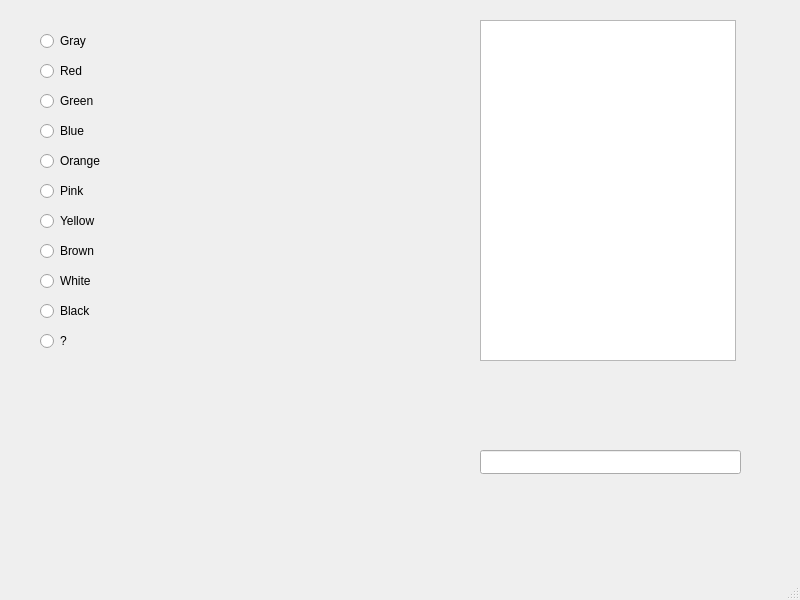
Qt form GUI/mainwindow.ui (ProtVlad/ProjectModernCpp) before a commit.
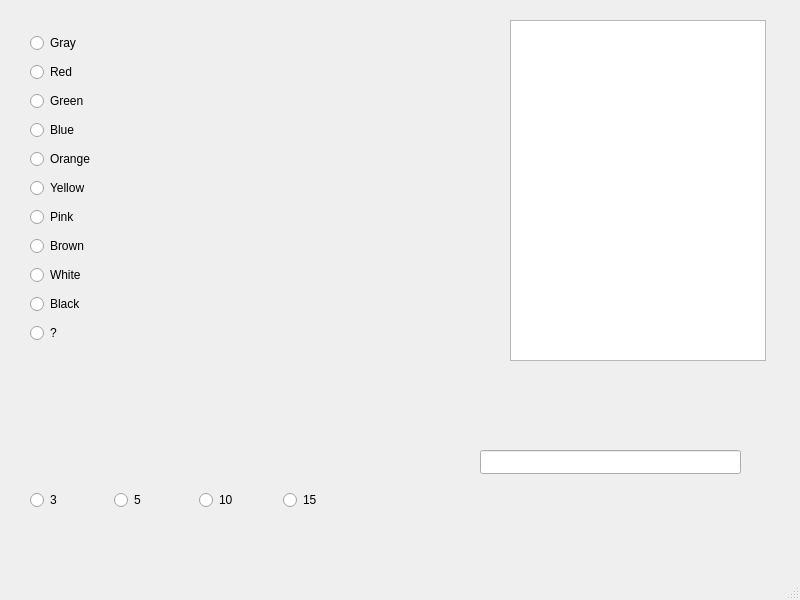
The same form after that commit.

Commit message: Added brush size

The edit to the form file:
```diff
--- a/GUI/mainwindow.ui
+++ b/GUI/mainwindow.ui
@@ -14,153 +14,10 @@
    <string>MainWindow</string>
   </property>
   <widget class="QWidget" name="centralwidget">
-   <widget class="QRadioButton" name="Red">
-    <property name="geometry">
-     <rect>
-      <x>40</x>
-      <y>60</y>
-      <width>91</width>
-      <height>22</height>
-     </rect>
-    </property>
-    <property name="text">
-     <string>Red</string>
-    </property>
-   </widget>
-   <widget class="QRadioButton" name="Green">
-    <property name="geometry">
-     <rect>
-      <x>40</x>
-      <y>90</y>
-      <width>91</width>
-      <height>22</height>
-     </rect>
-    </property>
-    <property name="text">
-     <string>Green</string>
-    </property>
-   </widget>
-   <widget class="QRadioButton" name="Blue">
-    <property name="geometry">
-     <rect>
-      <x>40</x>
-      <y>120</y>
-      <width>91</width>
-      <height>22</height>
-     </rect>
-    </property>
-    <property name="text">
-     <string>Blue</string>
-    </property>
-   </widget>
-   <widget class="QRadioButton" name="Orange">
-    <property name="geometry">
-     <rect>
-      <x>40</x>
-      <y>150</y>
-      <width>91</width>
-      <height>22</height>
-     </rect>
-    </property>
-    <property name="text">
-     <string>Orange</string>
-    </property>
-   </widget>
-   <widget class="QRadioButton" name="Pink">
-    <property name="geometry">
-     <rect>
-      <x>40</x>
-      <y>180</y>
-      <width>91</width>
-      <height>22</height>
-     </rect>
-    </property>
-    <property name="text">
-     <string>Pink</string>
-    </property>
-   </widget>
-   <widget class="QRadioButton" name="Yellow">
-    <property name="geometry">
-     <rect>
-      <x>40</x>
-      <y>210</y>
-      <width>91</width>
-      <height>22</height>
-     </rect>
-    </property>
-    <property name="text">
-     <string>Yellow</string>
-    </property>
-   </widget>
-   <widget class="QRadioButton" name="Brown">
-    <property name="geometry">
-     <rect>
-      <x>40</x>
-      <y>240</y>
-      <width>91</width>
-      <height>22</height>
-     </rect>
-    </property>
-    <property name="text">
-     <string>Brown</string>
-    </property>
-   </widget>
-   <widget class="QRadioButton" name="Gray">
-    <property name="geometry">
-     <rect>
-      <x>40</x>
-      <y>30</y>
-      <width>158</width>
-      <height>22</height>
-     </rect>
-    </property>
-    <property name="text">
-     <string>Gray</string>
-    </property>
-   </widget>
-   <widget class="QRadioButton" name="Surprise">
-    <property name="geometry">
-     <rect>
-      <x>40</x>
-      <y>330</y>
-      <width>91</width>
-      <height>22</height>
-     </rect>
-    </property>
-    <property name="text">
-     <string>?</string>
-    </property>
-   </widget>
-   <widget class="QRadioButton" name="White">
-    <property name="geometry">
-     <rect>
-      <x>40</x>
-      <y>270</y>
-      <width>91</width>
-      <height>22</height>
-     </rect>
-    </property>
-    <property name="text">
-     <string>White</string>
-    </property>
-   </widget>
-   <widget class="QRadioButton" name="Black">
-    <property name="geometry">
-     <rect>
-      <x>40</x>
-      <y>300</y>
-      <width>91</width>
-      <height>22</height>
-     </rect>
-    </property>
-    <property name="text">
-     <string>Black</string>
-    </property>
-   </widget>
    <widget class="QListWidget" name="guessList">
     <property name="geometry">
      <rect>
-      <x>480</x>
+      <x>510</x>
       <y>20</y>
       <width>256</width>
       <height>341</height>
@@ -180,6 +37,135 @@
      </rect>
     </property>
    </widget>
+   <widget class="QWidget" name="verticalLayoutWidget">
+    <property name="geometry">
+     <rect>
+      <x>30</x>
+      <y>30</y>
+      <width>160</width>
+      <height>321</height>
+     </rect>
+    </property>
+    <layout class="QVBoxLayout" name="verticalLayout">
+     <item>
+      <widget class="QRadioButton" name="Gray">
+       <property name="text">
+        <string>Gray</string>
+       </property>
+      </widget>
+     </item>
+     <item>
+      <widget class="QRadioButton" name="Red">
+       <property name="text">
+        <string>Red</string>
+       </property>
+      </widget>
+     </item>
+     <item>
+      <widget class="QRadioButton" name="Green">
+       <property name="text">
+        <string>Green</string>
+       </property>
+      </widget>
+     </item>
+     <item>
+      <widget class="QRadioButton" name="Blue">
+       <property name="text">
+        <string>Blue</string>
+       </property>
+      </widget>
+     </item>
+     <item>
+      <widget class="QRadioButton" name="Orange">
+       <property name="text">
+        <string>Orange</string>
+       </property>
+      </widget>
+     </item>
+     <item>
+      <widget class="QRadioButton" name="Yellow">
+       <property name="text">
+        <string>Yellow</string>
+       </property>
+      </widget>
+     </item>
+     <item>
+      <widget class="QRadioButton" name="Pink">
+       <property name="text">
+        <string>Pink</string>
+       </property>
+      </widget>
+     </item>
+     <item>
+      <widget class="QRadioButton" name="Brown">
+       <property name="text">
+        <string>Brown</string>
+       </property>
+      </widget>
+     </item>
+     <item>
+      <widget class="QRadioButton" name="White">
+       <property name="text">
+        <string>White</string>
+       </property>
+      </widget>
+     </item>
+     <item>
+      <widget class="QRadioButton" name="Black">
+       <property name="text">
+        <string>Black</string>
+       </property>
+      </widget>
+     </item>
+     <item>
+      <widget class="QRadioButton" name="Surprise">
+       <property name="text">
+        <string>?</string>
+       </property>
+      </widget>
+     </item>
+    </layout>
+   </widget>
+   <widget class="QWidget" name="horizontalLayoutWidget">
+    <property name="geometry">
+     <rect>
+      <x>30</x>
+      <y>470</y>
+      <width>331</width>
+      <height>61</height>
+     </rect>
+    </property>
+    <layout class="QHBoxLayout" name="horizontalLayout">
+     <item>
+      <widget class="QRadioButton" name="size3">
+       <property name="text">
+        <string>3</string>
+       </property>
+      </widget>
+     </item>
+     <item>
+      <widget class="QRadioButton" name="size5">
+       <property name="text">
+        <string>5</string>
+       </property>
+      </widget>
+     </item>
+     <item>
+      <widget class="QRadioButton" name="size10">
+       <property name="text">
+        <string>10</string>
+       </property>
+      </widget>
+     </item>
+     <item>
+      <widget class="QRadioButton" name="size15">
+       <property name="text">
+        <string>15</string>
+       </property>
+      </widget>
+     </item>
+    </layout>
+   </widget>
   </widget>
   <widget class="QMenuBar" name="menubar">
    <property name="geometry">
```
The commit also changes 2 other files.
